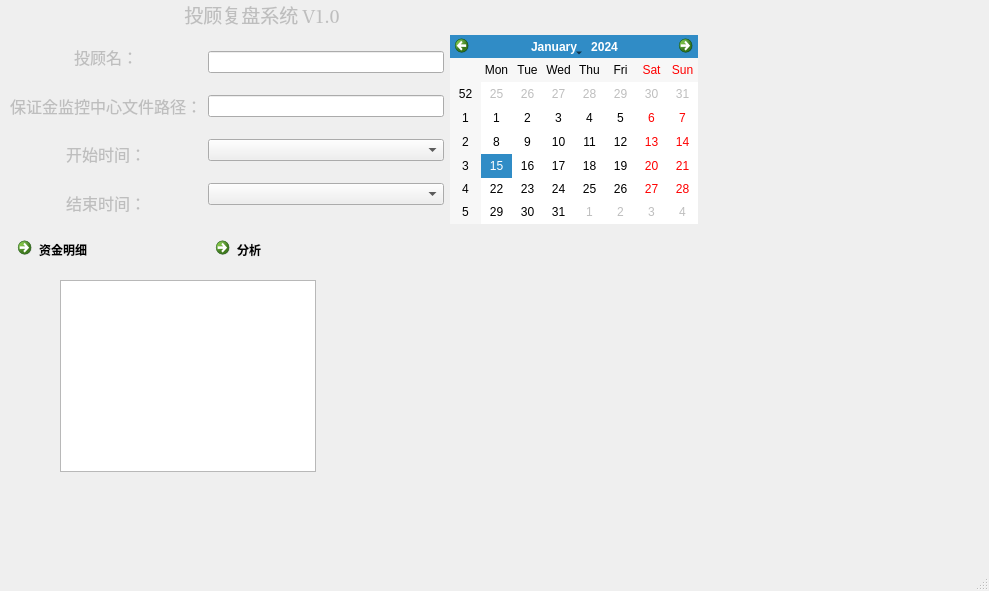
nealchenzhang/EODAnalyzer, file mainwindow.ui: the form before one commit.
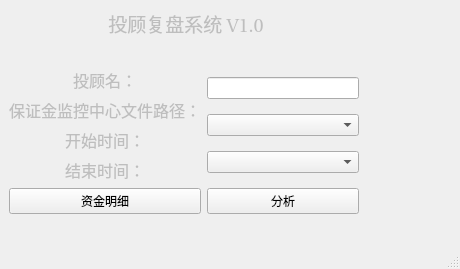
The form after the commit.

What changed in the file:
```diff
--- a/mainwindow.ui
+++ b/mainwindow.ui
@@ -6,31 +6,21 @@
    <rect>
     <x>0</x>
     <y>0</y>
-    <width>989</width>
-    <height>591</height>
+    <width>460</width>
+    <height>269</height>
    </rect>
   </property>
   <property name="windowTitle">
    <string>MainWindow</string>
   </property>
   <widget class="QWidget" name="centralwidget">
-   <widget class="QGraphicsView" name="graphicsView">
+   <widget class="QWidget" name="layoutWidget">
     <property name="geometry">
      <rect>
-      <x>60</x>
-      <y>280</y>
-      <width>256</width>
-      <height>192</height>
-     </rect>
-    </property>
-   </widget>
-   <widget class="QWidget" name="">
-    <property name="geometry">
-     <rect>
-      <x>10</x>
-      <y>0</y>
-      <width>688</width>
-      <height>266</height>
+      <x>9</x>
+      <y>9</y>
+      <width>350</width>
+      <height>205</height>
      </rect>
     </property>
     <layout class="QGridLayout" name="gridLayout">
@@ -63,7 +53,20 @@
        </item>
       </layout>
      </item>
-     <item row="1" column="0" colspan="2">
+     <item row="3" column="2">
+      <layout class="QVBoxLayout" name="verticalLayout_2">
+       <item>
+        <widget class="QLineEdit" name="lineEdit"/>
+       </item>
+       <item>
+        <widget class="QComboBox" name="comboBox_startdate"/>
+       </item>
+       <item>
+        <widget class="QComboBox" name="comboBox_enddate"/>
+       </item>
+      </layout>
+     </item>
+     <item row="3" column="0" colspan="2">
       <layout class="QVBoxLayout" name="verticalLayout">
        <item>
         <widget class="QLabel" name="label_investname">
@@ -148,39 +151,20 @@
        </item>
       </layout>
      </item>
-     <item row="1" column="2">
-      <layout class="QVBoxLayout" name="verticalLayout_2">
-       <item>
-        <widget class="QLineEdit" name="lineEdit"/>
-       </item>
-       <item>
-        <widget class="QLineEdit" name="lineEdit_filepath"/>
-       </item>
-       <item>
-        <widget class="QComboBox" name="comboBox_startdate"/>
-       </item>
-       <item>
-        <widget class="QComboBox" name="comboBox_enddate"/>
-       </item>
-      </layout>
-     </item>
-     <item row="1" column="3">
-      <widget class="QCalendarWidget" name="calendarWidget"/>
-     </item>
-     <item row="2" column="0">
-      <widget class="QCommandLinkButton" name="commandLinkButton_assetdetail">
-       <property name="text">
-        <string>资金明细</string>
-       </property>
-      </widget>
-     </item>
-     <item row="2" column="2">
-      <widget class="QCommandLinkButton" name="commandLinkButton_analysis">
+     <item row="4" column="2">
+      <widget class="QPushButton" name="pushButton_analysis">
        <property name="text">
         <string>分析</string>
        </property>
       </widget>
      </item>
+     <item row="4" column="0" colspan="2">
+      <widget class="QPushButton" name="pushButton_assetdetail">
+       <property name="text">
+        <string>资金明细</string>
+       </property>
+      </widget>
+     </item>
     </layout>
    </widget>
   </widget>
```
Left out of the diff: 2 changed lines with no effect on the pictures.
